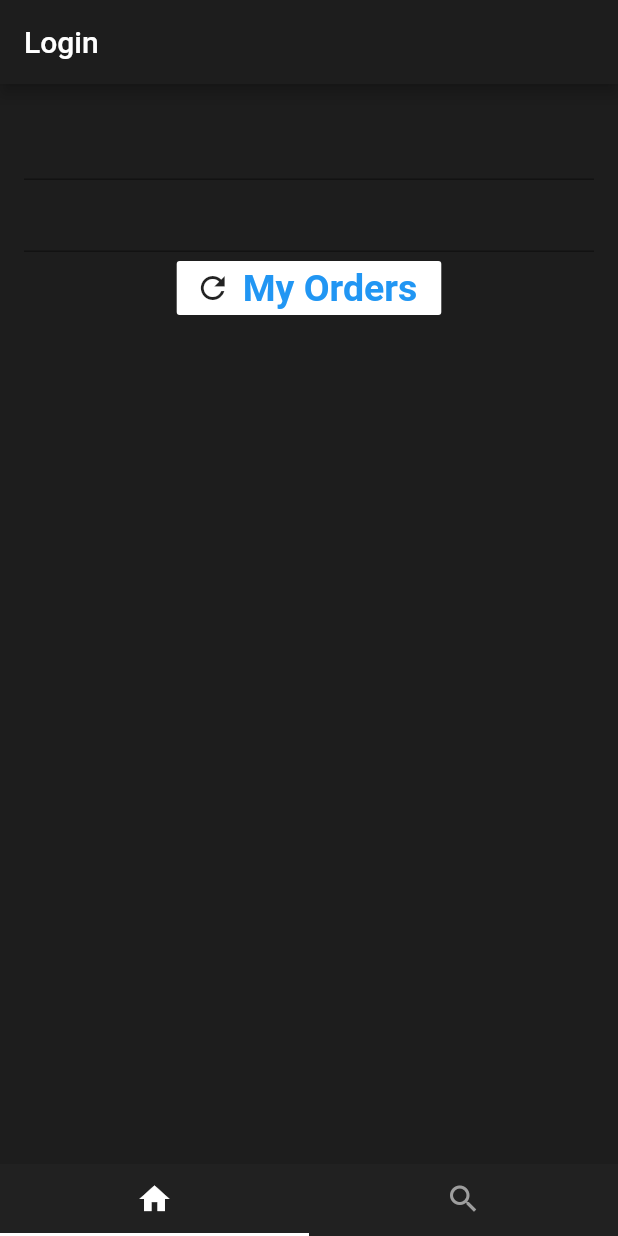
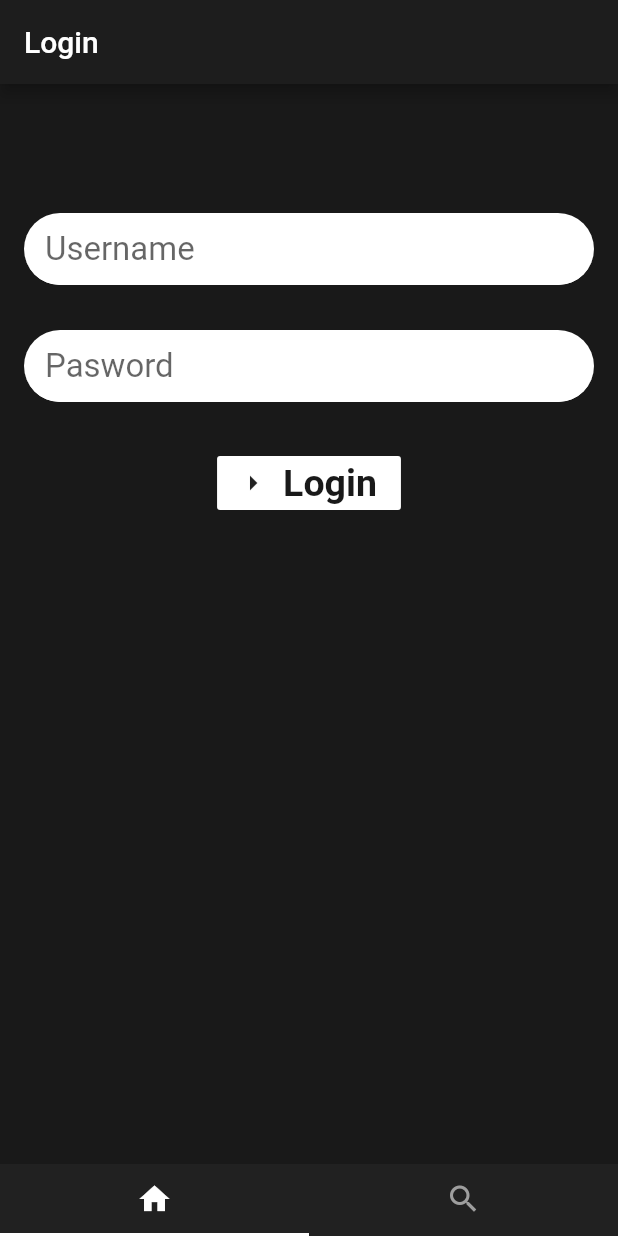
Before and after one commit to WaiTengChong/FlutterApp, a Flutter app: the screen it shows after launch, on a phone screen of 412 x 824 dp. Run offline on Flutter 3.47's test engine with Material 2 defaults, Android fonts, the phone set to English and light mode, and no system bars; our stand-ins replace carousel_slider.

Commit message:
Update Login layout
Update Login layout

```diff
--- a/lib/main.dart
+++ b/lib/main.dart
@@ -11,7 +11,7 @@ class MyApp extends StatelessWidget {
       debugShowCheckedModeBanner: false,
       title: 'Post',
       theme: ThemeData(
-        primarySwatch: Colors.blue,
+        primarySwatch: Colors.grey,
         primaryColorDark: Colors.red,
       ),
       home: MyHomePage(),
--- a/lib/pages/AddPost.dart
+++ b/lib/pages/AddPost.dart
@@ -68,10 +68,16 @@ class AddPost extends StatelessWidget {
   @override
   Widget build(BuildContext context) {
     return Scaffold(
-      backgroundColor: Color(0xff1d1d1d),
+      resizeToAvoidBottomInset: false,
+      backgroundColor: Color(0xff191919),
       appBar: AppBar(
+        iconTheme: IconThemeData(color: Colors.white),
         backgroundColor: Color(0xff1d1d1d),
-        title: Text("Add Post"),
+        title: Text(
+          "Add Post",
+          textAlign: TextAlign.start,
+          style: TextStyle(color: Colors.white),
+        ),
       ),
       body: SingleChildScrollView(
           child: Column(
--- a/lib/pages/AllPost.dart
+++ b/lib/pages/AllPost.dart
@@ -61,16 +61,17 @@ class _AllPostState extends State<AllPost>
   @override
   Widget build(BuildContext context) {
     return new MaterialApp(
+        debugShowCheckedModeBanner: false,
         home: new Scaffold(
-            backgroundColor: Color(0xff121112),
+            backgroundColor: Color(0xff191919),
             appBar: new AppBar(
               leading: new IconButton(
-                icon: new Icon(Icons.add, color: Color(0xffc8c0b9)),
+                icon: new Icon(Icons.add, color: Colors.white),
                 onPressed: () => Navigator.push(context,
                     MaterialPageRoute(builder: (context) => AddPost())),
               ),
               title: new Text("Posts"),
-              backgroundColor: Color(0xff121112),
+              backgroundColor: Color(0xff1d1d1d),
               actions: <Widget>[
                 new IconButton(
                     icon: new Icon(Icons.refresh), onPressed: refresh)
--- a/lib/pages/Login.dart
+++ b/lib/pages/Login.dart
@@ -32,43 +32,89 @@ class _LoginState extends State<Login> {
   @override
   Widget build(BuildContext context) {
     return new MaterialApp(
+        debugShowCheckedModeBanner: false,
         home: Scaffold(
-            backgroundColor: Color(0xff1d1d1d),
+            resizeToAvoidBottomInset: false,
+            backgroundColor: Color(0xff191919),
             appBar: new AppBar(
               title: new Text("Login"),
               backgroundColor: Color(0xff1d1d1d),
             ),
             body: new Center(
-              child: Padding(
+              child: new Padding(
                   padding: const EdgeInsets.all(16.0),
-                child: Column(
+                  child: new Column(children: <Widget>[
+                    Container(
+                      margin: const EdgeInsets.only(top: 70),
+                    ),
+                    Column(
                       children: <Widget>[
                         TextField(
+                          autofocus: false,
+                          style: TextStyle(
+                              fontSize: 22.0, color: Color(0xff191919)),
+                          decoration: InputDecoration(
+                            filled: true,
+                            fillColor: Colors.white,
+                            hintText: 'Username',
+                            contentPadding: const EdgeInsets.only(
+                                left: 14.0, bottom: 8.0, top: 8.0),
+                            focusedBorder: OutlineInputBorder(
+                              borderSide: BorderSide(color: Colors.white),
+                              borderRadius: BorderRadius.circular(25.7),
+                            ),
+                            enabledBorder: UnderlineInputBorder(
+                              borderSide: BorderSide(color: Colors.white),
+                              borderRadius: BorderRadius.circular(25.7),
+                            ),
+                          ),
                           onChanged: (text) {
                             print("First text field: $text");
                           },
                         ),
-                    TextField(
+                        Container(
+                            margin: const EdgeInsets.only(top: 30),
+                            child: TextField(
+                              autofocus: false,
+                              style: TextStyle(
+                                  fontSize: 22.0, color: Color(0xFFbdc6cf)),
+                              decoration: InputDecoration(
+                                filled: true,
+                                fillColor: Colors.white,
+                                hintText: 'Pasword',
+                                contentPadding: const EdgeInsets.only(
+                                    left: 14.0, bottom: 8.0, top: 8.0),
+                                focusedBorder: OutlineInputBorder(
+                                  borderSide: BorderSide(color: Colors.white),
+                                  borderRadius: BorderRadius.circular(25.7),
+                                ),
+                                enabledBorder: UnderlineInputBorder(
+                                  borderSide: BorderSide(color: Colors.white),
+                                  borderRadius: BorderRadius.circular(25.7),
+                                ),
+                              ),
                               controller: myController,
-                    ),
-                    FlatButton.icon(
-                        icon: Icon(Icons.refresh),
+                            )),
+                        Container(
+                            margin: const EdgeInsets.only(top: 30),
+                            child: FlatButton.icon(
+                                icon: Icon(Icons.arrow_right),
                                 color: Colors.white,
                                 onPressed: () {
-                          Navigator.pushNamed(context, AllPost.routeName);
+                                  Navigator.pushNamed(
+                                      context, AllPost.routeName);
                                 },
                                 label: Text(
-                          "My Orders",
+                                  "Login",
                                   textAlign: TextAlign.center,
                                   style: TextStyle(
                                       fontSize: 25,
                                       fontWeight: FontWeight.bold,
-                            color: Theme.of(context).accentColor,
-                          ),
-                        ))
+                                      color: Color(0xff191919)),
+                                )))
                       ],
                     ),
-              ),
+                  ])),
             )));
   }
 }
```
Lines whose indentation alone changed are shown as unchanged.
